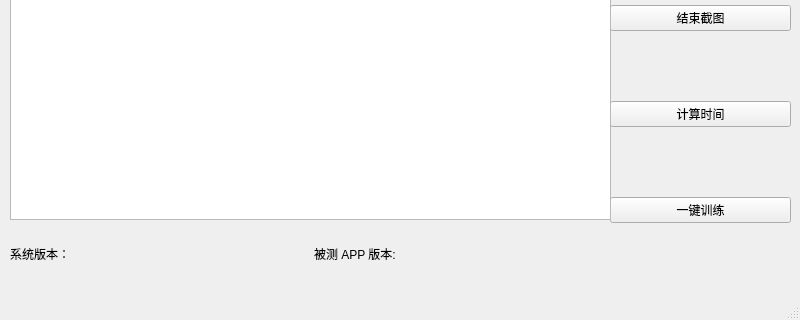
First picture: the form in qt_creator/iOSAppTime.ui, repository bug-hh/iOSAppTime, before the edit; both pictures show x 0 to 800 and y 280 to 600 of the 800 by 600 pixel window.
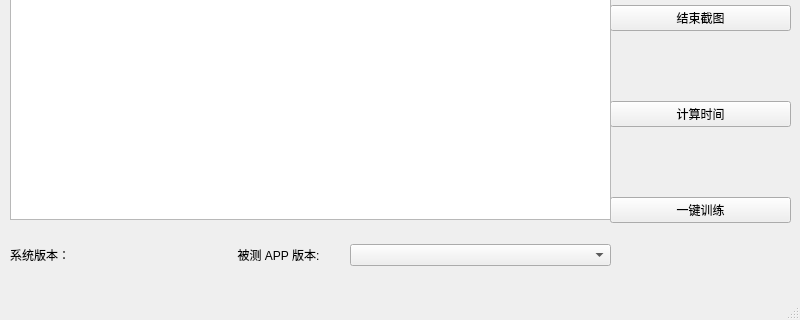
Second picture: the form after the edit.

```diff
--- a/qt_creator/iOSAppTime.ui
+++ b/qt_creator/iOSAppTime.ui
@@ -77,35 +77,65 @@
       <x>10</x>
       <y>479</y>
       <width>601</width>
-      <height>71</height>
+      <height>74</height>
      </rect>
     </property>
     <layout class="QHBoxLayout" name="horizontalLayout">
      <item>
       <widget class="QLabel" name="platform_label_text">
+       <property name="sizePolicy">
+        <sizepolicy hsizetype="Preferred" vsizetype="Preferred">
+         <horstretch>0</horstretch>
+         <verstretch>0</verstretch>
+        </sizepolicy>
+       </property>
        <property name="text">
         <string>系统版本：</string>
        </property>
+       <property name="alignment">
+        <set>Qt::AlignCenter</set>
+       </property>
       </widget>
      </item>
      <item>
       <widget class="QLabel" name="platform_label">
+       <property name="sizePolicy">
+        <sizepolicy hsizetype="Preferred" vsizetype="Preferred">
+         <horstretch>1</horstretch>
+         <verstretch>0</verstretch>
+        </sizepolicy>
+       </property>
        <property name="text">
         <string/>
        </property>
+       <property name="alignment">
+        <set>Qt::AlignCenter</set>
+       </property>
       </widget>
      </item>
      <item>
       <widget class="QLabel" name="app_name_label_text">
+       <property name="sizePolicy">
+        <sizepolicy hsizetype="Preferred" vsizetype="Preferred">
+         <horstretch>1</horstretch>
+         <verstretch>0</verstretch>
+        </sizepolicy>
+       </property>
        <property name="text">
         <string>被测 APP 版本:</string>
        </property>
+       <property name="alignment">
+        <set>Qt::AlignCenter</set>
+       </property>
       </widget>
      </item>
      <item>
-      <widget class="QLabel" name="app_name_label">
-       <property name="text">
-        <string/>
+      <widget class="QComboBox" name="comboBox">
+       <property name="sizePolicy">
+        <sizepolicy hsizetype="Preferred" vsizetype="Fixed">
+         <horstretch>2</horstretch>
+         <verstretch>0</verstretch>
+        </sizepolicy>
        </property>
       </widget>
      </item>
```
